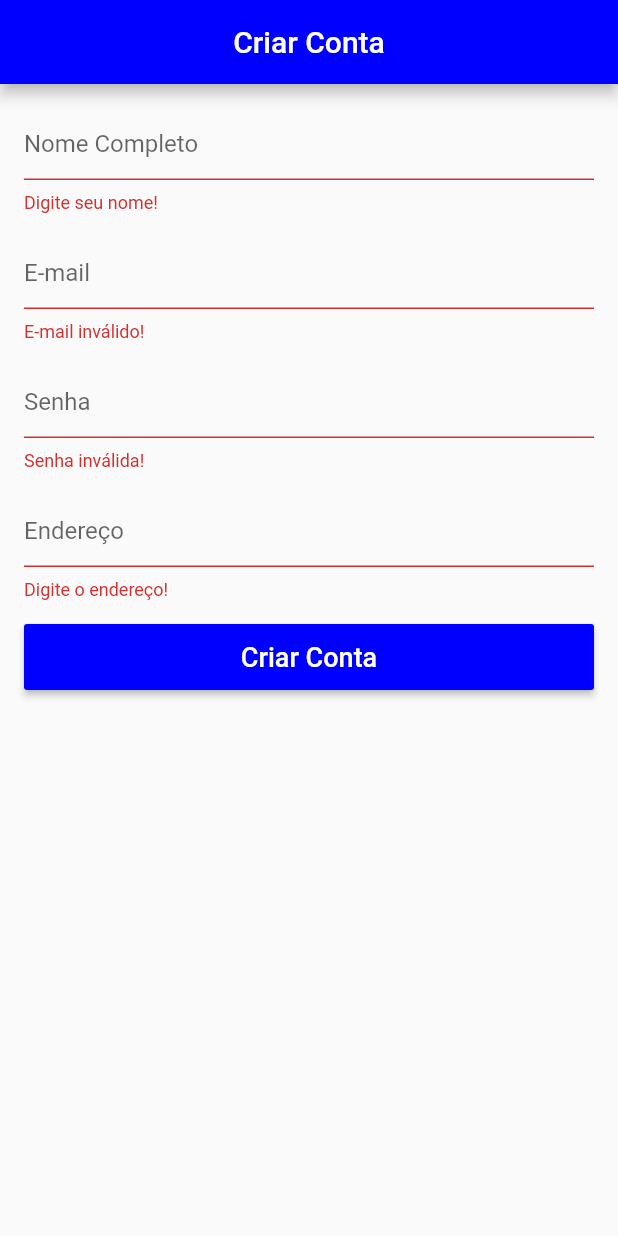
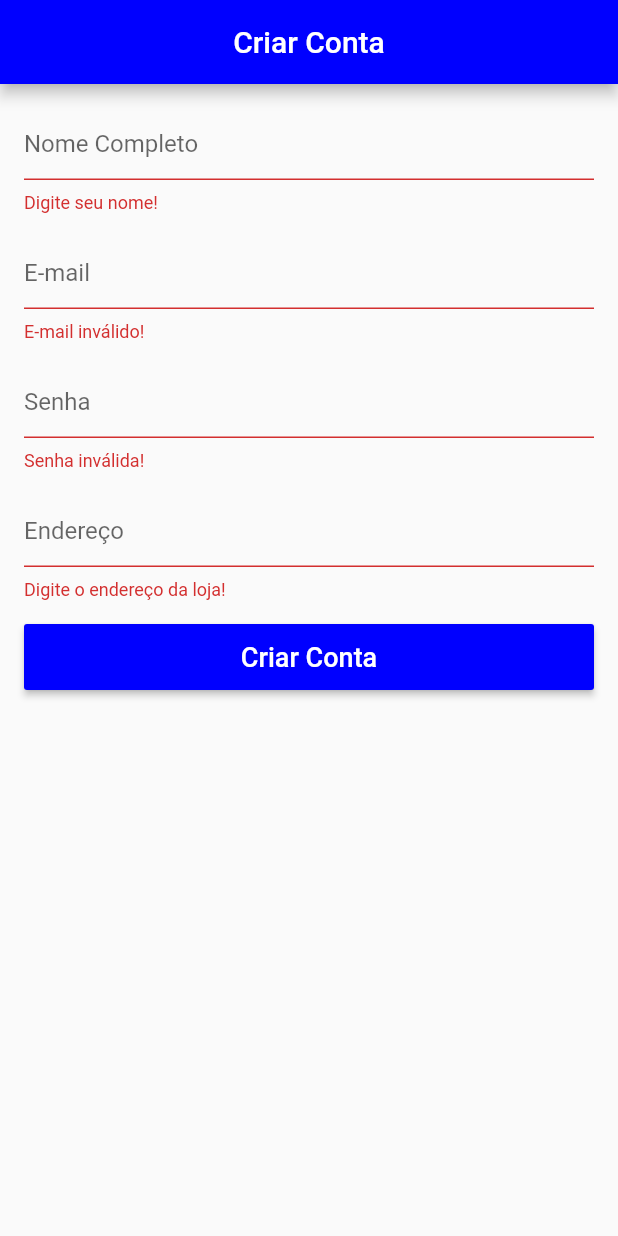
Before and after one commit to AdrianoFPinheiro/lets_go_app, a Flutter app: the SignupScreen screen opened directly, after a tap on "Criar Conta", on a phone screen of 412 x 824 dp. Run offline on Flutter 3.47's test engine with Material 2 defaults, Android fonts, the light colour scheme and no system bars; our stand-ins replace carousel_pro, cloud_firestore, transparent_image; accounts and stored records are empty.

Commit message:
Tela de Cadastro Usuário.

```diff
--- a/lib/screens/signup_screen.dart
+++ b/lib/screens/signup_screen.dart
@@ -50,7 +50,7 @@ class SignupScreen extends StatelessWidget {
                 hintText: "Endereço",
               ),
               validator: (text){
-                if(text.isEmpty) return "Digite o endereço!";
+                if(text.isEmpty) return "Digite o endereço da loja!";
               },
             ),
             SizedBox(height: 16.0,),
```
